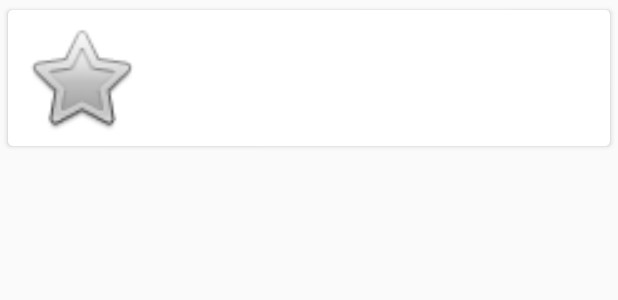
After one commit to chetanparmar95/MusicApp-Test, an Android app: the layout row_item.xml on its own in the app's theme, with its tools: preview values and no code run, on a phone screen of 412 x 824 dp. The commit adds this screen. Shown: the top 300 px of the screen. Run offline under Robolectric (Android 15) with nearby library versions, the phone set to English and light mode, and no system bars.

Commit message:
started with design and api call

```diff
--- a/app/build.gradle
+++ b/app/build.gradle
@@ -16,6 +16,10 @@ android {
             proguardFiles getDefaultProguardFile('proguard-android.txt'), 'proguard-rules.pro'
         }
     }
+
+    dataBinding {
+        enabled = true
+    }
 }
 
 dependencies {
@@ -24,6 +28,8 @@ dependencies {
     implementation 'com.android.support:design:28.0.0'
     implementation 'com.android.support.constraint:constraint-layout:1.1.3'
     implementation 'com.android.support:cardview-v7:28.0.0'
+    implementation 'com.android.volley:volley:1.1.1'
+    implementation 'com.google.code.gson:gson:2.8.2'
 
     implementation 'android.arch.lifecycle:extensions:1.1.1'
     implementation 'android.arch.persistence.room:runtime:1.1.1'
--- a/app/src/main/AndroidManifest.xml
+++ b/app/src/main/AndroidManifest.xml
@@ -1,6 +1,8 @@
 <?xml version="1.0" encoding="utf-8"?>
 <manifest xmlns:android="http://schemas.android.com/apk/res/android"
     package="com.musicapp">
+
+    <uses-permission android:name="android.permission.INTERNET"/>
 
     <application
         android:allowBackup="true"
@@ -9,7 +11,7 @@
         android:roundIcon="@mipmap/ic_launcher_round"
         android:supportsRtl="true"
         android:theme="@style/AppTheme">
-        <activity android:name=".HomeActivity">
+        <activity android:name=".ui.dashboard.HomeActivity">
             <intent-filter>
                 <action android:name="android.intent.action.MAIN" />
 
--- a/app/src/main/java/com/musicapp/HomeActivity.java
+++ b/app/src/main/java/com/musicapp/ui/dashboard/HomeActivity.java
@@ -1,13 +1,17 @@
-package com.musicapp;
+package com.musicapp.ui.dashboard;
 
+import android.arch.lifecycle.ViewModelProviders;
 import android.support.v7.app.AppCompatActivity;
 import android.os.Bundle;
+import com.musicapp.R;
 
 public class HomeActivity extends AppCompatActivity {
 
+    private HomeViewModel homeViewModel;
     @Override
     protected void onCreate(Bundle savedInstanceState) {
         super.onCreate(savedInstanceState);
         setContentView(R.layout.activity_home);
+        homeViewModel = ViewModelProviders.of(this).get(HomeViewModel.class);
     }
 }
--- /dev/null
+++ b/app/src/main/java/com/musicapp/ui/dashboard/OnTrackClickListener.java
@@ -0,0 +1,9 @@
+package com.musicapp.ui.dashboard;
+
+
+import com.musicapp.model.Track;
+import com.musicapp.utils.BaseAdapter;
+
+public interface OnTrackClickListener extends BaseAdapter.BaseInterface {
+    void onProductClicked(Track track, int position);
+}
--- /dev/null
+++ b/app/src/main/java/com/musicapp/utils/Constants.java
@@ -0,0 +1,4 @@
+package com.musicapp.utils;
+
+public class Constants {
+}
--- /dev/null
+++ b/app/src/main/res/layout/row_item.xml
@@ -0,0 +1,77 @@
+<?xml version="1.0" encoding="utf-8"?>
+<layout xmlns:tools="http://schemas.android.com/tools">
+
+    <data>
+
+        <variable
+            name="model"
+            type="com.musicapp.model.Track" />
+
+        <variable
+            name="callback"
+            type="com.musicapp.ui.dashboard.OnTrackClickListener" />
+
+        <variable
+            name="position"
+            type="java.lang.Integer" />
+    </data>
+
+    <android.support.v7.widget.CardView xmlns:android="http://schemas.android.com/apk/res/android"
+        xmlns:app="http://schemas.android.com/apk/res-auto"
+        android:layout_width="match_parent"
+        android:layout_height="wrap_content"
+        app:cardCornerRadius="3dp"
+        app:cardElevation="2dp"
+        android:layout_margin="3dp"
+        app:cardPreventCornerOverlap="false"
+        app:cardUseCompatPadding="true">
+
+        <android.support.constraint.ConstraintLayout
+            android:layout_width="match_parent"
+            android:layout_height="wrap_content"
+            android:padding="5dp"
+            android:onClick="@{() -> callback.onProductClicked(model,position)}">
+
+            <ImageView
+                android:id="@+id/imageViewTrack"
+                android:layout_width="80dp"
+                android:layout_height="80dp"
+                android:src="@android:drawable/btn_star"
+                android:layout_margin="3dp"
+                app:layout_constraintStart_toStartOf="parent"
+                app:loadImg="@{model.artworkUrl60}" />
+
+            <TextView
+                android:id="@+id/textViewTrackTitle"
+                android:layout_width="0dp"
+                android:layout_height="wrap_content"
+                android:layout_marginTop="3dp"
+                android:ellipsize="end"
+                android:paddingStart="5dp"
+                android:paddingEnd="5dp"
+                android:singleLine="true"
+                android:text="@{model.trackName}"
+                android:textColor="@color/textColor"
+                android:textSize="15sp"
+                app:layout_constraintEnd_toEndOf="parent"
+                app:layout_constraintStart_toEndOf="@id/imageViewTrack"
+                app:layout_constraintTop_toTopOf="parent"
+                tools:text="Track name" />
+
+            <TextView
+                android:layout_width="0dp"
+                android:layout_height="wrap_content"
+                android:layout_marginTop="2dp"
+                android:ellipsize="end"
+                android:singleLine="true"
+                android:text="@{model.getPrice()}"
+                android:textColor="@color/textColor"
+                android:textSize="12sp"
+                app:layout_constraintEnd_toEndOf="parent"
+                app:layout_constraintStart_toEndOf="@id/imageViewTrack"
+                app:layout_constraintTop_toBottomOf="@id/textViewTrackTitle"
+                tools:text="1,564" />
+
+        </android.support.constraint.ConstraintLayout>
+    </android.support.v7.widget.CardView>
+</layout>
--- a/app/src/main/res/values/colors.xml
+++ b/app/src/main/res/values/colors.xml
@@ -1,6 +1,7 @@
 <?xml version="1.0" encoding="utf-8"?>
 <resources>
-    <color name="colorPrimary">#3F51B5</color>
-    <color name="colorPrimaryDark">#303F9F</color>
-    <color name="colorAccent">#FF4081</color>
+    <color name="colorPrimary">#464749</color>
+    <color name="colorPrimaryDark">#414141</color>
+    <color name="colorAccent">#c9c9c9</color>
+    <color name="textColor">#FFFFFF</color>
 </resources>
```
Also changed, not shown: app/src/main/java/com/musicapp/BindingAdapter.java (added, +40 -0 lines), app/src/main/java/com/musicapp/model/ApiResource.java (added, +46 -0 lines), app/src/main/java/com/musicapp/model/Status.java (added, +30 -0 lines), app/src/main/java/com/musicapp/model/Track.java (added, +127 -0 lines), app/src/main/java/com/musicapp/network/GsonRequest.java (added, +65 -0 lines), app/src/main/java/com/musicapp/network/MySingleton.java (added, +66 -0 lines), app/src/main/java/com/musicapp/ui/dashboard/HomeRepo.java (added, +52 -0 lines), app/src/main/java/com/musicapp/ui/dashboard/HomeViewModel.java (added, +17 -0 lines), app/src/main/java/com/musicapp/utils/BaseActivity.java (added, +66 -0 lines), app/src/main/java/com/musicapp/utils/BaseAdapter.java (added, +89 -0 lines), app/src/main/res/layout/activity_home.xml (+23 -7 lines).
